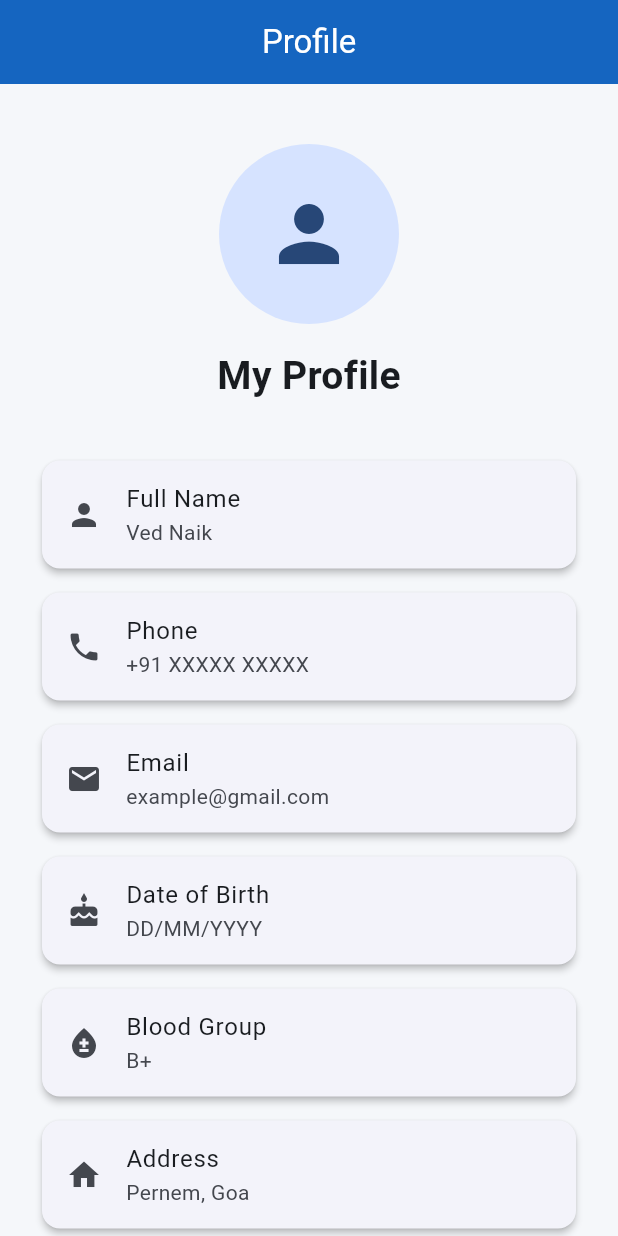
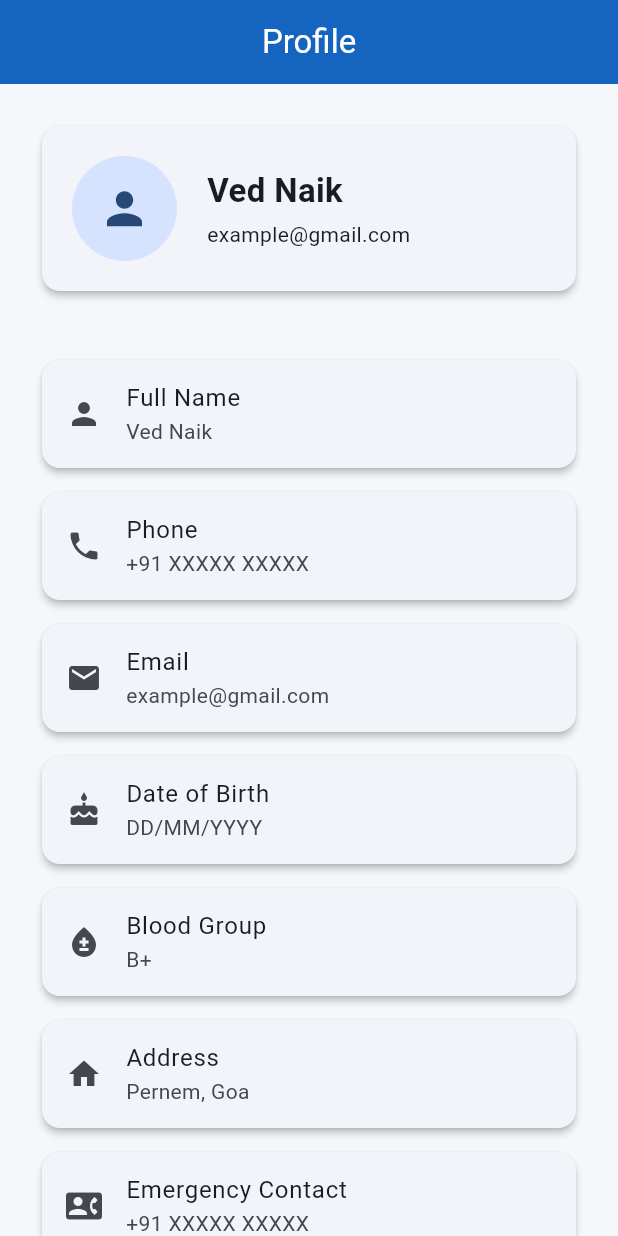
Before and after one commit to ved-naik22/myvault, a Flutter app: the ProfilePage screen opened directly, on a phone screen of 412 x 824 dp. Run offline on Flutter 3.47's test engine with Material 3 defaults, Android fonts, the phone set to English and light mode, and no system bars; our stand-ins replace hive, hive_flutter; accounts and stored records are empty.

Commit message:
Completed Profile module foundation

```diff
--- a/lib/features/profile/profile_page.dart
+++ b/lib/features/profile/profile_page.dart
@@ -1,6 +1,6 @@
 import 'package:flutter/material.dart';
 
-import 'widgets/profile_header.dart';
+import 'widgets/profile_info_card.dart';
 import 'widgets/profile_tile.dart';
 
 class ProfilePage extends StatelessWidget {
@@ -16,7 +16,7 @@
         padding: const EdgeInsets.all(20),
         child: Column(
           children:  [
-            ProfileHeader(),
+             ProfileInfoCard(),
 
             SizedBox(height: 30),
 
--- a/lib/features/profile/widgets/profile_header.dart
+++ /dev/null
@@ -1,25 +0,0 @@
-import 'package:flutter/material.dart';
-
-import 'profile_avatar.dart';
-
-class ProfileHeader extends StatelessWidget {
-  const ProfileHeader({super.key});
-
-  @override
-  Widget build(BuildContext context) {
-    return const Column(
-      children: [
-        SizedBox(height: 20),
-        Center(child: ProfileAvatar()),
-        SizedBox(height: 16),
-        Text(
-          "My Profile",
-          style: TextStyle(
-            fontSize: 26,
-            fontWeight: FontWeight.bold,
-          ),
-        ),
-      ],
-    );
-  }
-}
--- /dev/null
+++ b/lib/features/profile/widgets/profile_info_card.dart
@@ -0,0 +1,39 @@
+import 'package:flutter/material.dart';
+
+class ProfileInfoCard extends StatelessWidget {
+  const ProfileInfoCard({super.key});
+
+  @override
+  Widget build(BuildContext context) {
+    return Card(
+      child: Padding(
+        padding: const EdgeInsets.all(20),
+        child: Row(
+          children: [
+            const CircleAvatar(
+              radius: 35,
+              child: Icon(Icons.person, size: 35),
+            ),
+            const SizedBox(width: 20),
+            Expanded(
+              child: Column(
+                crossAxisAlignment: CrossAxisAlignment.start,
+                children: const [
+                  Text(
+                    "Ved Naik",
+                    style: TextStyle(
+                      fontSize: 22,
+                      fontWeight: FontWeight.bold,
+                    ),
+                  ),
+                  SizedBox(height: 4),
+                  Text("example@gmail.com"),
+                ],
+              ),
+            ),
+          ],
+        ),
+      ),
+    );
+  }
+}
```
